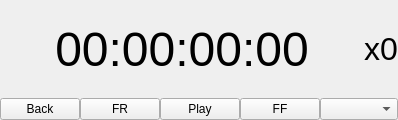
The window that libs/PhCommonUI/PhMediaControllerView.ui (JokerSync/Joker) describes before a commit, drawn with Qt 5.
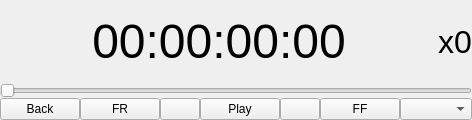
The same window after the commit.

Commit message: Integration of a "frame by frame" button

Patch:
```diff
--- a/libs/PhCommonUI/PhMediaControllerView.ui
+++ b/libs/PhCommonUI/PhMediaControllerView.ui
@@ -277,6 +277,13 @@
      </item>
     </layout>
    </item>
+   <item>
+    <widget class="QSlider" name="_slider">
+     <property name="orientation">
+      <enum>Qt::Horizontal</enum>
+     </property>
+    </widget>
+   </item>
    <item>
     <layout class="QHBoxLayout" name="_hLayoutBottom">
      <item>
@@ -293,6 +300,13 @@
        </property>
       </widget>
      </item>
+     <item>
+      <widget class="QPushButton" name="_previousFrameButton">
+       <property name="text">
+        <string/>
+       </property>
+      </widget>
+     </item>
      <item>
       <widget class="QPushButton" name="_playButton">
        <property name="text">
@@ -300,6 +314,13 @@
        </property>
       </widget>
      </item>
+     <item>
+      <widget class="QPushButton" name="_nextFrameButton">
+       <property name="text">
+        <string/>
+       </property>
+      </widget>
+     </item>
      <item>
       <widget class="QPushButton" name="_fastForwardButton">
        <property name="text">
```
The commit also changes 5 other files.
